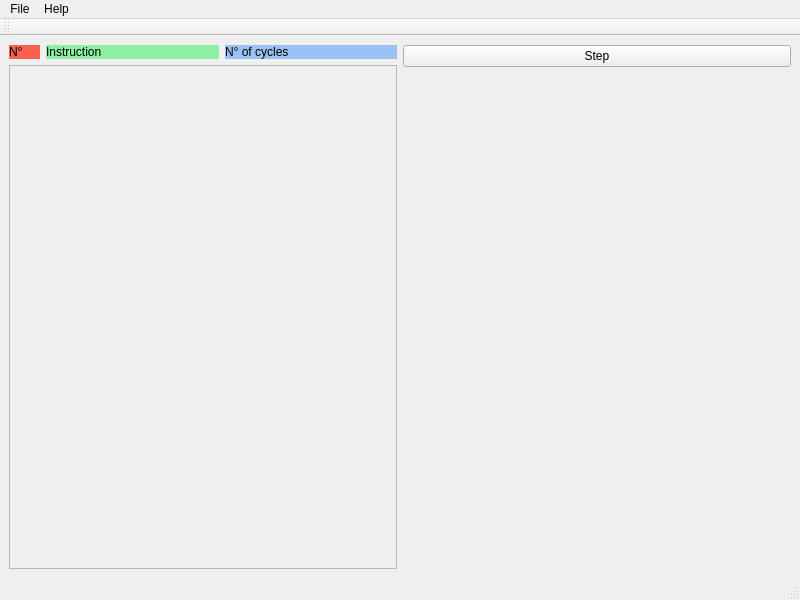
Before: the Qt Designer form Simulador Tomasulo/src/window.ui in RafaelAmauri/Arquitetura-de-Computadores-3, drawn with Qt 5.
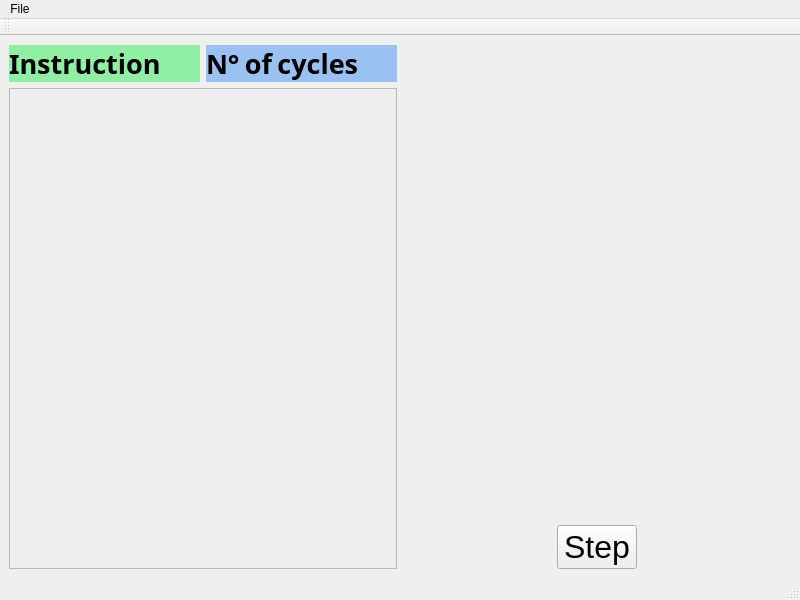
After: the same form once the commit is applied. Custom widgets are drawn as their Qt base class.

Commit message: hfix: Remove janela de Help

The edit to the form file:
```diff
--- a/Simulador Tomasulo/src/window.ui
+++ b/Simulador Tomasulo/src/window.ui
@@ -19,23 +19,6 @@
      <layout class="QVBoxLayout" name="verticalLayout">
       <item>
        <layout class="QHBoxLayout" name="horizontalLayout_2">
-        <item>
-         <widget class="QLabel" name="instructionNumber">
-          <property name="sizePolicy">
-           <sizepolicy hsizetype="Fixed" vsizetype="Preferred">
-            <horstretch>50</horstretch>
-            <verstretch>0</verstretch>
-           </sizepolicy>
-          </property>
-          <property name="styleSheet">
-           <string notr="true">background-color: rgb(246, 97, 81);
-color: rgb(0, 0, 0);</string>
-          </property>
-          <property name="text">
-           <string>N°     </string>
-          </property>
-         </widget>
-        </item>
         <item>
          <widget class="QLabel" name="instructionName">
           <property name="sizePolicy">
@@ -44,6 +27,13 @@
             <verstretch>0</verstretch>
            </sizepolicy>
           </property>
+          <property name="font">
+           <font>
+            <family>Noto Sans Adlam</family>
+            <pointsize>20</pointsize>
+            <bold>true</bold>
+           </font>
+          </property>
           <property name="styleSheet">
            <string notr="true">background-color: rgb(143, 240, 164);
 color: rgb(0, 0, 0);</string>
@@ -55,6 +45,13 @@
         </item>
         <item>
          <widget class="QLabel" name="instructionCycles">
+          <property name="font">
+           <font>
+            <family>Noto Sans Adlam</family>
+            <pointsize>20</pointsize>
+            <bold>true</bold>
+           </font>
+          </property>
           <property name="styleSheet">
            <string notr="true">background-color: rgb(153, 193, 241);
 color: rgb(0, 0, 0);</string>
@@ -83,7 +80,7 @@
            <x>0</x>
            <y>0</y>
            <width>384</width>
-           <height>489</height>
+           <height>470</height>
           </rect>
          </property>
         </widget>
@@ -97,15 +94,32 @@
        <enum>QLayout::SetDefaultConstraint</enum>
       </property>
       <item>
+       <widget class="InstructionsList" name="instructionsList" native="true"/>
+      </item>
+      <item alignment="Qt::AlignHCenter">
        <widget class="QPushButton" name="stepButton">
+        <property name="sizePolicy">
+         <sizepolicy hsizetype="Fixed" vsizetype="Fixed">
+          <horstretch>0</horstretch>
+          <verstretch>0</verstretch>
+         </sizepolicy>
+        </property>
+        <property name="font">
+         <font>
+          <pointsize>24</pointsize>
+         </font>
+        </property>
+        <property name="autoFillBackground">
+         <bool>false</bool>
+        </property>
         <property name="text">
          <string>Step</string>
         </property>
+        <property name="flat">
+         <bool>false</bool>
+        </property>
        </widget>
       </item>
-      <item>
-       <widget class="InstructionsList" name="instructionsList" native="true"/>
-      </item>
      </layout>
     </item>
    </layout>
@@ -138,13 +152,7 @@
     <addaction name="openFile"/>
     <addaction name="exitApp"/>
    </widget>
-   <widget class="QMenu" name="menuHelp">
-    <property name="title">
-     <string>Help</string>
-    </property>
-   </widget>
    <addaction name="menuFile"/>
-   <addaction name="menuHelp"/>
   </widget>
   <action name="openFile">
    <property name="text">
```
The commit also changes 8 other files.
